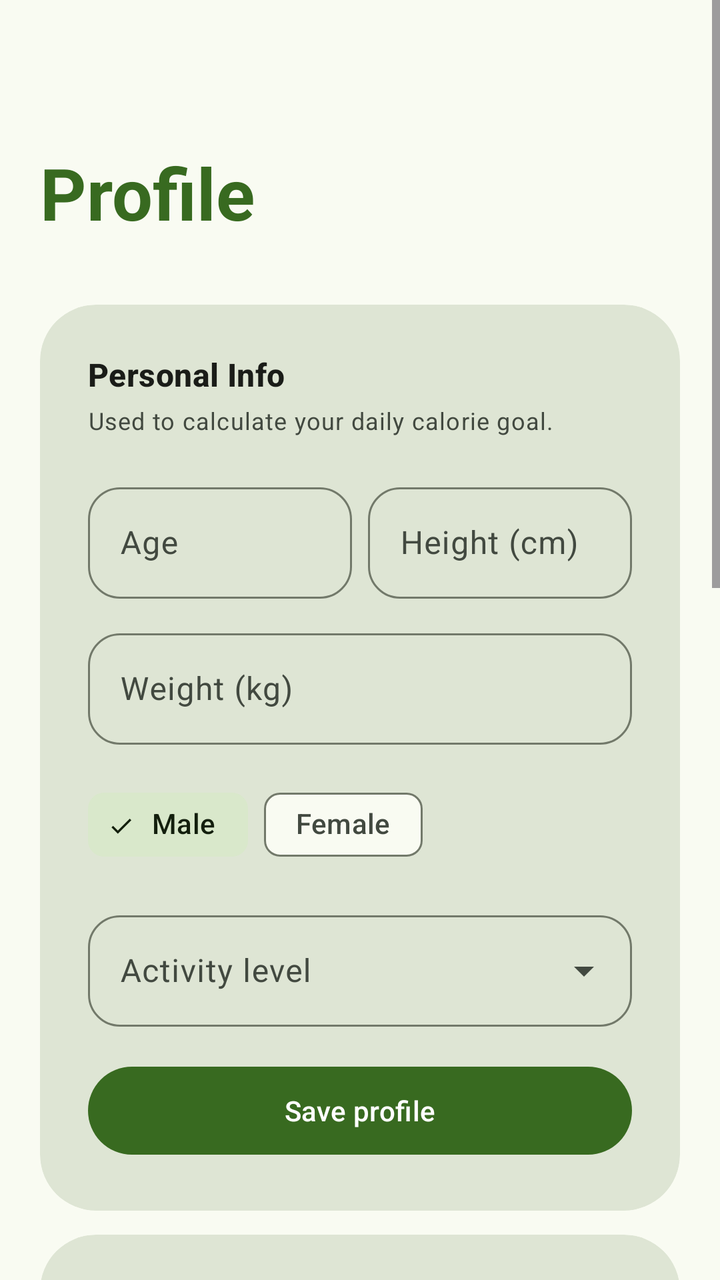
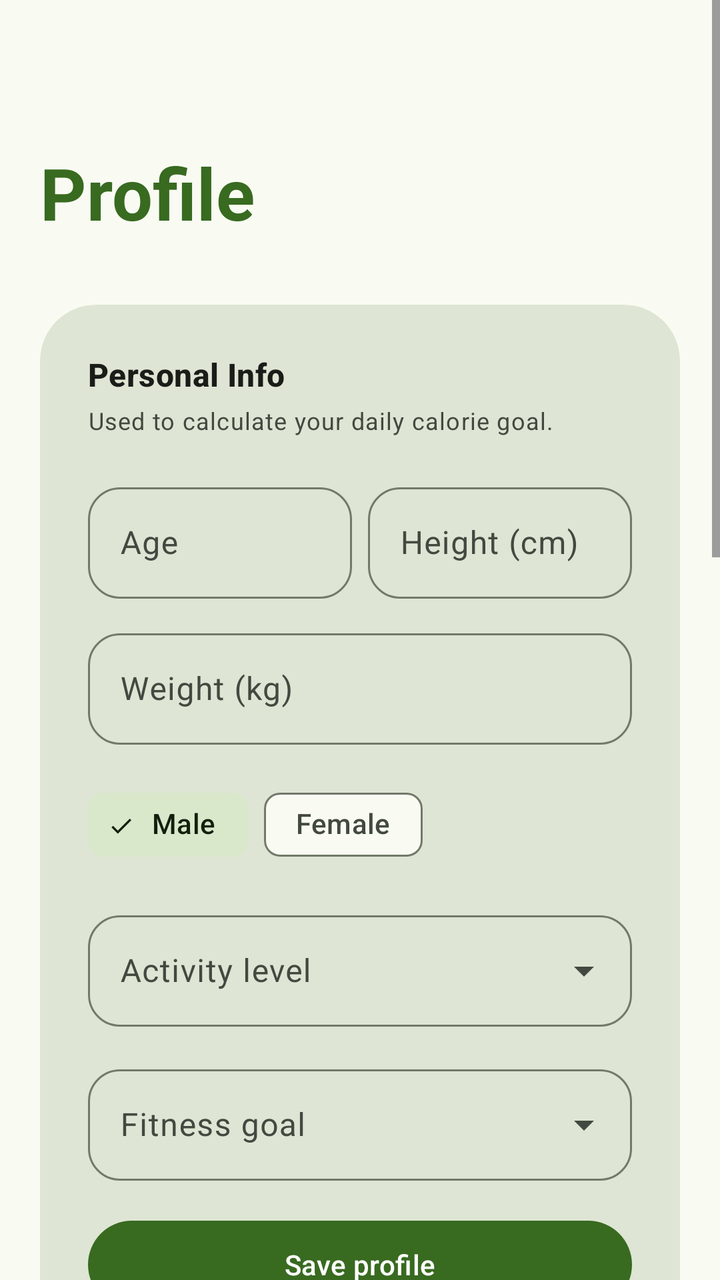

Before-and-after screenshots of an Android layout around one commit, followed by the original layout XML and the change that was made.
<!-- AndroidManifest.xml: application theme Theme.ScaScan -->
<!-- res/layout/fragment_profile.xml -->
<?xml version="1.0" encoding="utf-8"?>
<ScrollView
    xmlns:android="http://schemas.android.com/apk/res/android"
    xmlns:app="http://schemas.android.com/apk/res-auto"
    android:id="@+id/root"
    android:layout_width="match_parent"
    android:layout_height="match_parent"
    android:fillViewport="true"
    android:background="?android:colorBackground">

    <LinearLayout
        android:layout_width="match_parent"
        android:layout_height="wrap_content"
        android:orientation="vertical"
        android:paddingHorizontal="20dp"
        android:paddingTop="72dp"
        android:paddingBottom="32dp">

        <TextView
            android:layout_width="wrap_content"
            android:layout_height="wrap_content"
            android:text="@string/nav_profile"
            style="@style/TextAppearance.Material3.DisplaySmall"
            android:textStyle="bold"
            android:textColor="?attr/colorPrimary"
            android:layout_marginBottom="32dp" />

        
        <com.google.android.material.card.MaterialCardView
            android:layout_width="match_parent"
            android:layout_height="wrap_content"
            android:layout_marginBottom="12dp"
            app:cardBackgroundColor="?attr/colorSurfaceVariant"
            app:cardCornerRadius="28dp"
            app:cardElevation="0dp"
            app:strokeWidth="0dp">

            <LinearLayout
                android:layout_width="match_parent"
                android:layout_height="wrap_content"
                android:orientation="vertical"
                android:padding="24dp">

                <TextView
                    android:layout_width="wrap_content"
                    android:layout_height="wrap_content"
                    android:text="@string/profile_info_title"
                    style="@style/TextAppearance.Material3.TitleMedium"
                    android:textStyle="bold"
                    android:textColor="?attr/colorOnSurface"
                    android:layout_marginBottom="4dp" />

                <TextView
                    android:layout_width="wrap_content"
                    android:layout_height="wrap_content"
                    android:text="@string/profile_info_desc"
                    style="@style/TextAppearance.Material3.BodySmall"
                    android:textColor="?attr/colorOnSurfaceVariant"
                    android:layout_marginBottom="20dp" />

                
                <LinearLayout
                    android:layout_width="match_parent"
                    android:layout_height="wrap_content"
                    android:orientation="horizontal"
                    android:layout_marginBottom="12dp">

                    <com.google.android.material.textfield.TextInputLayout
                        android:id="@+id/tilAge"
                        android:layout_width="0dp"
                        android:layout_height="wrap_content"
                        android:layout_weight="1"
                        android:layout_marginEnd="8dp"
                        android:hint="@string/profile_age_hint"
                        style="@style/Widget.Material3.TextInputLayout.OutlinedBox"
                        app:boxCornerRadiusBottomEnd="16dp"
                        app:boxCornerRadiusBottomStart="16dp"
                        app:boxCornerRadiusTopEnd="16dp"
                        app:boxCornerRadiusTopStart="16dp">

                        <com.google.android.material.textfield.TextInputEditText
                            android:id="@+id/etAge"
                            android:layout_width="match_parent"
                            android:layout_height="wrap_content"
                            android:inputType="number"
                            android:imeOptions="actionNext" />
                    </com.google.android.material.textfield.TextInputLayout>

                    <com.google.android.material.textfield.TextInputLayout
                        android:id="@+id/tilHeight"
                        android:layout_width="0dp"
                        android:layout_height="wrap_content"
                        android:layout_weight="1"
                        android:hint="@string/profile_height_hint"
                        style="@style/Widget.Material3.TextInputLayout.OutlinedBox"
                        app:boxCornerRadiusBottomEnd="16dp"
                        app:boxCornerRadiusBottomStart="16dp"
                        app:boxCornerRadiusTopEnd="16dp"
                        app:boxCornerRadiusTopStart="16dp">

                        <com.google.android.material.textfield.TextInputEditText
                            android:id="@+id/etHeight"
                            android:layout_width="match_parent"
                            android:layout_height="wrap_content"
                            android:inputType="number"
                            android:imeOptions="actionNext" />
                    </com.google.android.material.textfield.TextInputLayout>
                </LinearLayout>

                
                <com.google.android.material.textfield.TextInputLayout
                    android:id="@+id/tilWeight"
                    android:layout_width="match_parent"
                    android:layout_height="wrap_content"
                    android:layout_marginBottom="16dp"
                    android:hint="@string/profile_weight_hint"
                    style="@style/Widget.Material3.TextInputLayout.OutlinedBox"
                    app:boxCornerRadiusBottomEnd="16dp"
                    app:boxCornerRadiusBottomStart="16dp"
                    app:boxCornerRadiusTopEnd="16dp"
                    app:boxCornerRadiusTopStart="16dp">

                    <com.google.android.material.textfield.TextInputEditText
                        android:id="@+id/etWeight"
                        android:layout_width="match_parent"
                        android:layout_height="wrap_content"
                        android:inputType="numberDecimal"
                        android:imeOptions="actionNext" />
                </com.google.android.material.textfield.TextInputLayout>

                
                <com.google.android.material.chip.ChipGroup
                    android:id="@+id/chipGroupSex"
                    android:layout_width="match_parent"
                    android:layout_height="wrap_content"
                    android:layout_marginBottom="16dp"
                    app:singleSelection="true"
                    app:selectionRequired="true">

                    <com.google.android.material.chip.Chip
                        android:id="@+id/chipMale"
                        android:layout_width="wrap_content"
                        android:layout_height="wrap_content"
                        android:text="@string/profile_sex_male"
                        style="@style/Widget.Material3.Chip.Filter"
                        android:checked="true" />

                    <com.google.android.material.chip.Chip
                        android:id="@+id/chipFemale"
                        android:layout_width="wrap_content"
                        android:layout_height="wrap_content"
                        android:text="@string/profile_sex_female"
                        style="@style/Widget.Material3.Chip.Filter" />
                </com.google.android.material.chip.ChipGroup>

                
                <com.google.android.material.textfield.TextInputLayout
                    android:id="@+id/tilActivity"
                    android:layout_width="match_parent"
                    android:layout_height="wrap_content"
                    android:layout_marginBottom="16dp"
                    android:hint="@string/profile_activity_hint"
                    style="@style/Widget.Material3.TextInputLayout.OutlinedBox.ExposedDropdownMenu"
                    app:boxCornerRadiusBottomEnd="16dp"
                    app:boxCornerRadiusBottomStart="16dp"
                    app:boxCornerRadiusTopEnd="16dp"
                    app:boxCornerRadiusTopStart="16dp">

                    <com.google.android.material.textfield.MaterialAutoCompleteTextView
                        android:id="@+id/activitySelector"
                        android:layout_width="match_parent"
                        android:layout_height="wrap_content"
                        android:inputType="none" />
                </com.google.android.material.textfield.TextInputLayout>

                <com.google.android.material.button.MaterialButton
                    android:id="@+id/btnSaveProfile"
                    android:layout_width="match_parent"
                    android:layout_height="52dp"
                    android:text="@string/profile_save_info" />

            </LinearLayout>
        </com.google.android.material.card.MaterialCardView>

        
        <com.google.android.material.card.MaterialCardView
            android:layout_width="match_parent"
            android:layout_height="wrap_content"
            android:layout_marginBottom="12dp"
            app:cardBackgroundColor="?attr/colorSurfaceVariant"
            app:cardCornerRadius="28dp"
            app:cardElevation="0dp"
            app:strokeWidth="0dp">

            <LinearLayout
                android:layout_width="match_parent"
                android:layout_height="wrap_content"
                android:orientation="vertical"
                android:padding="24dp">

                <TextView
                    android:layout_width="wrap_content"
                    android:layout_height="wrap_content"
                    android:text="@string/profile_api_key_title"
                    style="@style/TextAppearance.Material3.TitleMedium"
                    android:textStyle="bold"
                    android:textColor="?attr/colorOnSurface"
                    android:layout_marginBottom="4dp" />

                <TextView
                    android:layout_width="wrap_content"
                    android:layout_height="wrap_content"
                    android:text="@string/profile_api_key_desc"
                    style="@style/TextAppearance.Material3.BodySmall"
                    android:textColor="?attr/colorOnSurfaceVariant"
                    android:layout_marginBottom="20dp" />

                <com.google.android.material.textfield.TextInputLayout
                    android:id="@+id/tilApiKey"
                    android:layout_width="match_parent"
                    android:layout_height="wrap_content"
                    android:hint="@string/setup_key_hint"
                    style="@style/Widget.Material3.TextInputLayout.OutlinedBox"
                    app:boxCornerRadiusBottomEnd="20dp"
                    app:boxCornerRadiusBottomStart="20dp"
                    app:boxCornerRadiusTopEnd="20dp"
                    app:boxCornerRadiusTopStart="20dp"
                    app:endIconMode="password_toggle">

                    <com.google.android.material.textfield.TextInputEditText
                        android:id="@+id/etApiKey"
                        android:layout_width="match_parent"
                        android:layout_height="wrap_content"
                        android:inputType="textPassword"
                        android:imeOptions="actionDone"
                        android:fontFamily="monospace" />
                </com.google.android.material.textfield.TextInputLayout>

                <com.google.android.material.button.MaterialButton
                    android:id="@+id/btnSaveKey"
                    android:layout_width="match_parent"
                    android:layout_height="52dp"
                    android:text="@string/profile_save_key"
                    android:layout_marginTop="12dp" />

            </LinearLayout>
        </com.google.android.material.card.MaterialCardView>

        
        <com.google.android.material.card.MaterialCardView
            android:layout_width="match_parent"
            android:layout_height="wrap_content"
            android:layout_marginBottom="12dp"
            app:cardBackgroundColor="?attr/colorSurfaceVariant"
            app:cardCornerRadius="28dp"
            app:cardElevation="0dp"
            app:strokeWidth="0dp">

            <LinearLayout
                android:layout_width="match_parent"
                android:layout_height="wrap_content"
                android:orientation="vertical"
                android:padding="24dp">

                <TextView
                    android:layout_width="wrap_content"
                    android:layout_height="wrap_content"
                    android:text="@string/profile_model_title"
                    style="@style/TextAppearance.Material3.TitleMedium"
                    android:textStyle="bold"
                    android:textColor="?attr/colorOnSurface"
                    android:layout_marginBottom="4dp" />

                <TextView
                    android:layout_width="wrap_content"
                    android:layout_height="wrap_content"
                    android:text="@string/profile_model_desc"
                    style="@style/TextAppearance.Material3.BodySmall"
                    android:textColor="?attr/colorOnSurfaceVariant"
                    android:layout_marginBottom="20dp" />

                <com.google.android.material.textfield.TextInputLayout
                    android:id="@+id/tilModel"
                    android:layout_width="match_parent"
                    android:layout_height="wrap_content"
                    android:hint="@string/profile_model_hint"
                    style="@style/Widget.Material3.TextInputLayout.OutlinedBox.ExposedDropdownMenu"
                    app:boxCornerRadiusBottomEnd="20dp"
                    app:boxCornerRadiusBottomStart="20dp"
                    app:boxCornerRadiusTopEnd="20dp"
                    app:boxCornerRadiusTopStart="20dp">

                    <com.google.android.material.textfield.MaterialAutoCompleteTextView
                        android:id="@+id/modelSelector"
                        android:layout_width="match_parent"
                        android:layout_height="wrap_content"
                        android:inputType="none" />
                </com.google.android.material.textfield.TextInputLayout>

            </LinearLayout>
        </com.google.android.material.card.MaterialCardView>

        
        <com.google.android.material.card.MaterialCardView
            android:layout_width="match_parent"
            android:layout_height="wrap_content"
            android:layout_marginBottom="12dp"
            app:cardBackgroundColor="?attr/colorSurfaceVariant"
            app:cardCornerRadius="28dp"
            app:cardElevation="0dp"
            app:strokeWidth="0dp">

            <LinearLayout
                android:layout_width="match_parent"
                android:layout_height="wrap_content"
                android:orientation="vertical"
                android:padding="24dp">

                <LinearLayout
                    android:layout_width="match_parent"
                    android:layout_height="wrap_content"
                    android:orientation="horizontal"
                    android:gravity="center_vertical"
                    android:layout_marginBottom="4dp">

                    <TextView
                        android:layout_width="0dp"
                        android:layout_height="wrap_content"
                        android:layout_weight="1"
                        android:text="@string/profile_health_title"
                        style="@style/TextAppearance.Material3.TitleMedium"
                        android:textStyle="bold"
                        android:textColor="?attr/colorOnSurface" />

                    <com.google.android.material.chip.Chip
                        android:id="@+id/chipHcProfile"
                        android:layout_width="wrap_content"
                        android:layout_height="wrap_content"
                        android:text="@string/coming_soon"
                        android:clickable="false"
                        style="@style/Widget.Material3.Chip.Suggestion" />
                </LinearLayout>

                <TextView
                    android:layout_width="match_parent"
                    android:layout_height="wrap_content"
                    android:text="@string/profile_health_desc"
                    style="@style/TextAppearance.Material3.BodySmall"
                    android:textColor="?attr/colorOnSurfaceVariant"
                    android:layout_marginBottom="16dp" />

                
                <com.google.android.material.button.MaterialButton
                    android:id="@+id/btnConnectHcProfile"
                    android:layout_width="match_parent"
                    android:layout_height="52dp"
                    android:text="@string/hc_connect"
                    android:visibility="gone" />

                
                <com.google.android.material.button.MaterialButton
                    android:id="@+id/btnSyncWeight"
                    android:layout_width="match_parent"
                    android:layout_height="52dp"
                    android:text="@string/hc_sync_weight"
                    android:visibility="gone" />

                <com.google.android.material.button.MaterialButton
                    android:id="@+id/btnDisconnectHc"
                    android:layout_width="match_parent"
                    android:layout_height="wrap_content"
                    android:text="@string/hc_disconnect"
                    style="@style/Widget.Material3.Button.TextButton"
                    android:layout_marginTop="4dp"
                    android:visibility="gone" />
            </LinearLayout>
        </com.google.android.material.card.MaterialCardView>

        
        <com.google.android.material.card.MaterialCardView
            android:layout_width="match_parent"
            android:layout_height="wrap_content"
            app:cardBackgroundColor="?attr/colorSurfaceVariant"
            app:cardCornerRadius="28dp"
            app:cardElevation="0dp"
            app:strokeWidth="0dp">

            <LinearLayout
                android:layout_width="match_parent"
                android:layout_height="wrap_content"
                android:orientation="vertical"
                android:padding="24dp">

                <TextView
                    android:layout_width="wrap_content"
                    android:layout_height="wrap_content"
                    android:text="@string/app_name"
                    style="@style/TextAppearance.Material3.TitleMedium"
                    android:textStyle="bold"
                    android:textColor="?attr/colorOnSurface"
                    android:layout_marginBottom="4dp" />

                <TextView
                    android:layout_width="wrap_content"
                    android:layout_height="wrap_content"
                    android:text="@string/profile_about_desc"
                    style="@style/TextAppearance.Material3.BodySmall"
                    android:textColor="?attr/colorOnSurfaceVariant" />
            </LinearLayout>
        </com.google.android.material.card.MaterialCardView>

    </LinearLayout>
</ScrollView>
<!-- resources referenced by this layout -->
<resources>
  <string name="app_name">ScaScan</string>
  <string name="coming_soon">Coming soon</string>
  <string name="hc_connect">Connect Health Connect</string>
  <string name="hc_disconnect">Disconnect</string>
  <string name="hc_sync_weight">Sync weight</string>
  <string name="nav_profile">Profile</string>
  <string name="profile_about_desc">Powered by Gemini AI · Built with Material 3 Expressive</string>
  <string name="profile_activity_hint">Activity level</string>
  <string name="profile_age_hint">Age</string>
  <string name="profile_api_key_desc">ScaScan uses Google Gemini to analyse food. Get your key at aistudio.google.com.</string>
  <string name="profile_api_key_title">Gemini API Key</string>
  <string name="profile_health_desc">Connect your Google Health data to enable calorie tracking and adaptive daily goals.</string>
  <string name="profile_health_title">Health Connect</string>
  <string name="profile_height_hint">Height (cm)</string>
  <string name="profile_info_desc">Used to calculate your daily calorie goal.</string>
  <string name="profile_info_title">Personal Info</string>
  <string name="profile_model_desc">Select the Gemini model used for food analysis. Models are fetched live from your API key.</string>
  <string name="profile_model_hint">Select model</string>
  <string name="profile_model_title">AI Model</string>
  <string name="profile_save_info">Save profile</string>
  <string name="profile_save_key">Save key</string>
  <string name="profile_sex_female">Female</string>
  <string name="profile_sex_male">Male</string>
  <string name="profile_weight_hint">Weight (kg)</string>
  <string name="setup_key_hint">Gemini API key</string>
  <color name="colorPrimary">#386A20</color>
  <color name="colorOnPrimary">#FFFFFF</color>
  <color name="colorPrimaryContainer">#B7F397</color>
  <color name="colorOnPrimaryContainer">#042100</color>
  <color name="colorSecondary">#55624C</color>
  <color name="colorOnSecondary">#FFFFFF</color>
  <color name="colorSecondaryContainer">#D9E8CB</color>
  <color name="colorOnSecondaryContainer">#131F0D</color>
  <color name="colorTertiary">#386663</color>
  <color name="colorOnTertiary">#FFFFFF</color>
  <color name="colorTertiaryContainer">#BCECE8</color>
  <color name="colorOnTertiaryContainer">#00201F</color>
  <color name="colorError">#BA1A1A</color>
  <color name="colorOnError">#FFFFFF</color>
  <color name="colorBackground">#F9FBF2</color>
  <color name="colorSurface">#F9FBF2</color>
  <color name="colorOnSurface">#1A1C18</color>
  <color name="colorSurfaceVariant">#DEE5D4</color>
  <color name="colorOnSurfaceVariant">#424940</color>
  <color name="colorOutline">#72796A</color>
  <color name="colorOutlineVariant">#C2C9BA</color>
  <style name="ShapeAppearance.App.Pill" parent="">
          <item name="cornerFamily">rounded</item>
          <item name="cornerSize">50%</item>
      </style>
  <style name="ShapeAppearance.App.LargeRounded" parent="">
          <item name="cornerFamily">rounded</item>
          <item name="cornerSize">28dp</item>
      </style>
  <style name="Widget.App.FloatingActionButton" parent="Widget.Material3.FloatingActionButton.Large.Primary">
          <item name="shapeAppearance">@style/ShapeAppearance.App.Pill</item>
      </style>
  <style name="Widget.App.ExtendedFab" parent="Widget.Material3.ExtendedFloatingActionButton.Primary">
          <item name="shapeAppearance">@style/ShapeAppearance.App.Pill</item>
      </style>
  <!-- unchanged entries left out for length: 4 -->
</resources>

<!-- the commit's change to res/layout/fragment_profile.xml (unified diff, before → after) -->
@@ -27,6 +27,43 @@
 
         
         <com.google.android.material.card.MaterialCardView
+            android:id="@+id/cardSetupReminder"
+            android:layout_width="match_parent"
+            android:layout_height="wrap_content"
+            android:layout_marginBottom="12dp"
+            android:visibility="gone"
+            app:cardBackgroundColor="?attr/colorTertiaryContainer"
+            app:cardCornerRadius="20dp"
+            app:cardElevation="0dp"
+            app:strokeWidth="0dp">
+
+            <LinearLayout
+                android:layout_width="match_parent"
+                android:layout_height="wrap_content"
+                android:orientation="vertical"
+                android:padding="20dp">
+
+                <TextView
+                    android:layout_width="wrap_content"
+                    android:layout_height="wrap_content"
+                    android:text="@string/profile_setup_reminder_title"
+                    style="@style/TextAppearance.Material3.TitleSmall"
+                    android:textStyle="bold"
+                    android:textColor="?attr/colorOnTertiaryContainer"
+                    android:layout_marginBottom="6dp" />
+
+                <TextView
+                    android:layout_width="wrap_content"
+                    android:layout_height="wrap_content"
+                    android:text="@string/profile_setup_reminder_body"
+                    style="@style/TextAppearance.Material3.BodySmall"
+                    android:textColor="?attr/colorOnTertiaryContainer" />
+
+            </LinearLayout>
+        </com.google.android.material.card.MaterialCardView>
+
+        
+        <com.google.android.material.card.MaterialCardView
             android:layout_width="match_parent"
             android:layout_height="wrap_content"
             android:layout_marginBottom="12dp"
@@ -173,6 +210,64 @@
                         android:inputType="none" />
                 </com.google.android.material.textfield.TextInputLayout>
 
+                
+                <com.google.android.material.textfield.TextInputLayout
+                    android:id="@+id/tilGoal"
+                    android:layout_width="match_parent"
+                    android:layout_height="wrap_content"
+                    android:layout_marginBottom="16dp"
+                    android:hint="@string/profile_goal_hint"
+                    style="@style/Widget.Material3.TextInputLayout.OutlinedBox.ExposedDropdownMenu"
+                    app:boxCornerRadiusBottomEnd="16dp"
+                    app:boxCornerRadiusBottomStart="16dp"
+                    app:boxCornerRadiusTopEnd="16dp"
+                    app:boxCornerRadiusTopStart="16dp">
+
+                    <com.google.android.material.textfield.MaterialAutoCompleteTextView
+                        android:id="@+id/goalSelector"
+                        android:layout_width="match_parent"
+                        android:layout_height="wrap_content"
+                        android:inputType="none" />
+                </com.google.android.material.textfield.TextInputLayout>
+
+                
+                <LinearLayout
+                    android:id="@+id/layoutAiTarget"
+                    android:layout_width="match_parent"
+                    android:layout_height="wrap_content"
+                    android:orientation="horizontal"
+                    android:gravity="center_vertical"
+                    android:layout_marginBottom="12dp"
+                    android:visibility="gone">
+
+                    <com.google.android.material.progressindicator.CircularProgressIndicator
+                        android:id="@+id/progressAiTarget"
+                        android:layout_width="20dp"
+                        android:layout_height="20dp"
+                        android:indeterminate="true"
+                        android:layout_marginEnd="10dp"
+                        app:indicatorSize="20dp"
+                        app:trackThickness="2dp"
+                        android:visibility="gone" />
+
+                    <TextView
+                        android:id="@+id/tvAiTargetStatus"
+                        android:layout_width="0dp"
+                        android:layout_height="wrap_content"
+                        android:layout_weight="1"
+                        style="@style/TextAppearance.Material3.BodySmall"
+                        android:textColor="?attr/colorOnSurfaceVariant" />
+
+                    <com.google.android.material.button.MaterialButton
+                        android:id="@+id/btnRecompute"
+                        android:layout_width="wrap_content"
+                        android:layout_height="wrap_content"
+                        android:text="@string/profile_recompute"
+                        style="@style/Widget.Material3.Button.TextButton"
+                        android:textSize="12sp"
+                        android:visibility="gone" />
+                </LinearLayout>
+
                 <com.google.android.material.button.MaterialButton
                     android:id="@+id/btnSaveProfile"
                     android:layout_width="match_parent"
<!-- resource entries referenced after the edit -->
@@ -11,6 +11,7 @@
   <string name="profile_age_hint">Age</string>
   <string name="profile_api_key_desc">ScaScan uses Google Gemini to analyse food. Get your key at aistudio.google.com.</string>
   <string name="profile_api_key_title">Gemini API Key</string>
+  <string name="profile_goal_hint">Fitness goal</string>
   <string name="profile_health_desc">Connect your Google Health data to enable calorie tracking and adaptive daily goals.</string>
   <string name="profile_health_title">Health Connect</string>
   <string name="profile_height_hint">Height (cm)</string>
@@ -19,8 +20,11 @@
   <string name="profile_model_desc">Select the Gemini model used for food analysis. Models are fetched live from your API key.</string>
   <string name="profile_model_hint">Select model</string>
   <string name="profile_model_title">AI Model</string>
+  <string name="profile_recompute">Recompute</string>
   <string name="profile_save_info">Save profile</string>
   <string name="profile_save_key">Save key</string>
+  <string name="profile_setup_reminder_body">Your daily calorie goal is currently estimated. Select a fitness goal below and save your profile to get an AI-computed personalized target.</string>
+  <string name="profile_setup_reminder_title">Personalized targets not set</string>
   <string name="profile_sex_female">Female</string>
   <string name="profile_sex_male">Male</string>
   <string name="profile_weight_hint">Weight (kg)</string>
